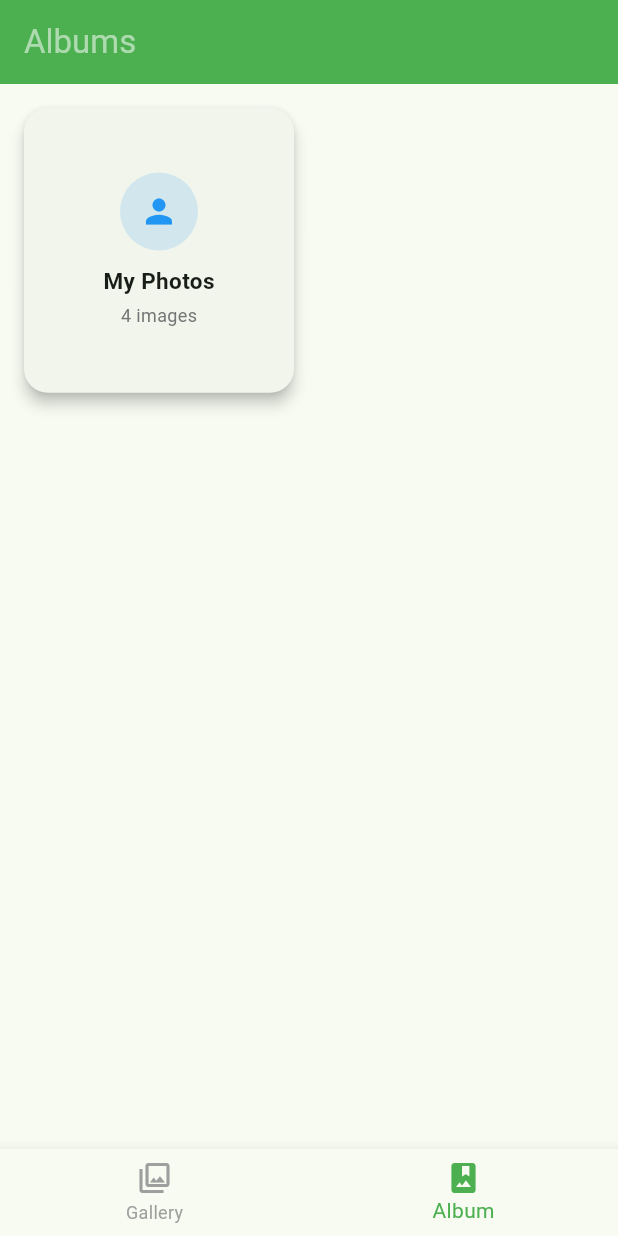
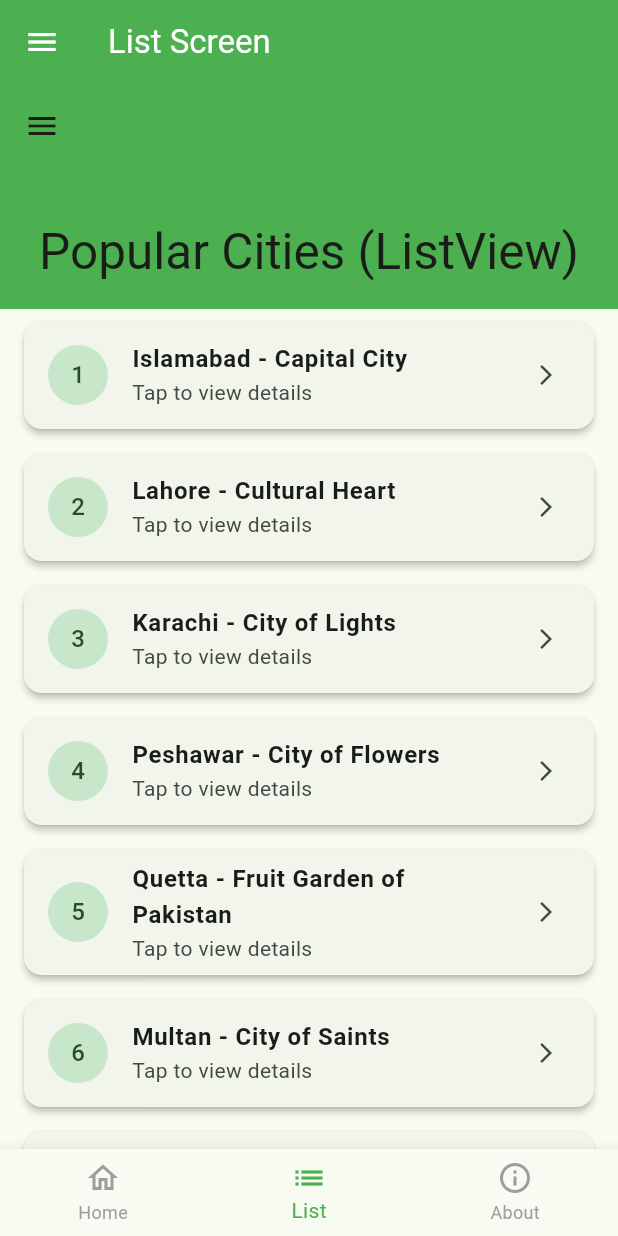
Before and after one commit to MrFaizan44/Week_13_Mobile_Application_Development, a Flutter app: the screen it shows after launch, item 2 of the bottom bar chosen, on a phone screen of 412 x 824 dp. Run offline on Flutter 3.47's test engine with Material 3 defaults, Android fonts, the phone set to English and light mode, and no system bars; network calls fail.

Commit message:
Week 13 class Work

```diff
--- a/lib/main.dart
+++ b/lib/main.dart
@@ -1,8 +1,7 @@
+import 'dart:async';
 import 'package:flutter/material.dart';
 
-void main() {
-  runApp(const MyApp());
-}
+void main() => runApp(const MyApp());
 
 class MyApp extends StatelessWidget {
   const MyApp({super.key});
@@ -11,16 +10,118 @@ class MyApp extends StatelessWidget {
   Widget build(BuildContext context) {
     return MaterialApp(
       debugShowCheckedModeBanner: false,
-      title: 'Photo Gallery',
+      title: 'Flutter Assignment App',
       theme: ThemeData(
         useMaterial3: true,
         colorSchemeSeed: Colors.green,
       ),
-      home: const MainScreen(),
+      home: const SplashScreen(),
     );
   }
 }
 
+// ==========================================
+// 1. SPLASH SCREEN WITH ANIMATION (3 seconds)
+// ==========================================
+class SplashScreen extends StatefulWidget {
+  const SplashScreen({super.key});
+
+  @override
+  State<SplashScreen> createState() => _SplashScreenState();
+}
+
+class _SplashScreenState extends State<SplashScreen>
+    with SingleTickerProviderStateMixin {
+  late AnimationController _controller;
+  late Animation<double> _scaleAnimation;
+  late Animation<double> _fadeAnimation;
+
+  @override
+  void initState() {
+    super.initState();
+
+    _controller = AnimationController(
+      vsync: this,
+      duration: const Duration(seconds: 2),
+    );
+
+    _scaleAnimation = Tween<double>(begin: 0.5, end: 1.0).animate(
+      CurvedAnimation(parent: _controller, curve: Curves.easeOutBack),
+    );
+
+    _fadeAnimation = Tween<double>(begin: 0.0, end: 1.0).animate(
+      CurvedAnimation(parent: _controller, curve: Curves.easeIn),
+    );
+
+    _controller.forward();
+
+    // Navigate to Home Screen after 3 seconds
+    Timer(const Duration(seconds: 3), () {
+      if (mounted) {
+        Navigator.pushReplacement(
+          context,
+          MaterialPageRoute(builder: (context) => const MainScreen()),
+        );
+      }
+    });
+  }
+
+  @override
+  void dispose() {
+    _controller.dispose();
+    super.dispose();
+  }
+
+  @override
+  Widget build(BuildContext context) {
+    return Scaffold(
+      backgroundColor: Colors.green.shade700,
+      body: Center(
+        child: FadeTransition(
+          opacity: _fadeAnimation,
+          child: ScaleTransition(
+            scale: _scaleAnimation,
+            child: Column(
+              mainAxisAlignment: MainAxisAlignment.center,
+              children: const [
+                CircleAvatar(
+                  radius: 50,
+                  backgroundColor: Colors.white,
+                  child: Icon(
+                    Icons.school,
+                    size: 50,
+                    color: Colors.green,
+                  ),
+                ),
+                SizedBox(height: 20),
+                Text(
+                  'Riphah University Assignment',
+                  style: TextStyle(
+                    color: Colors.white,
+                    fontSize: 22,
+                    fontWeight: FontWeight.bold,
+                  ),
+                ),
+                SizedBox(height: 10),
+                Text(
+                  'Loading Application...',
+                  style: TextStyle(
+                    color: Colors.white70,
+                    fontSize: 14,
+                  ),
+                ),
+              ],
+            ),
+          ),
+        ),
+      ),
+    );
+  }
+}
+
+// ==========================================
+// 2. MAIN SCREEN WITH BOTTOM NAV & DRAWER
+// ==========================================
 class MainScreen extends StatefulWidget {
   const MainScreen({super.key});
 
@@ -31,17 +132,82 @@ class MainScreen extends StatefulWidget {
 class _MainScreenState extends State<MainScreen> {
   int _currentIndex = 0;
 
-  final List<Widget> _pages = const [
-    GalleryPage(),
-    AlbumPage(),
+  final List<Widget> _screens = const [
+    HomeScreen(),
+    ListScreen(),
+    AboutScreen(),
   ];
+
+  void _openPage(BuildContext context, Widget page) {
+    Navigator.pop(context); // Close drawer
+    Navigator.push(
+      context,
+      MaterialPageRoute(builder: (context) => page),
+    );
+  }
 
   @override
   Widget build(BuildContext context) {
     return Scaffold(
+      appBar: AppBar(
+        title: Text(
+          _currentIndex == 0
+              ? 'Home Screen'
+              : _currentIndex == 1
+                  ? 'List Screen'
+                  : 'About Screen',
+        ),
+        backgroundColor: Colors.green,
+        foregroundColor: Colors.white,
+      ),
+      drawer: Drawer(
+        child: ListView(
+          padding: EdgeInsets.zero,
+          children: [
+            const UserAccountsDrawerHeader(
+              accountName: Text('Student'),
+              accountEmail: Text('student@example.com'),
+              currentAccountPicture: CircleAvatar(
+                child: Icon(Icons.person, size: 35),
+              ),
+              decoration: BoxDecoration(color: Colors.green),
+            ),
+            ListTile(
+              leading: const Icon(Icons.home),
+              title: const Text('Home Screen'),
+              onTap: () {
+                Navigator.pop(context);
+                setState(() => _currentIndex = 0);
+              },
+            ),
+            ListTile(
+              leading: const Icon(Icons.list),
+              title: const Text('List Screen'),
+              onTap: () {
+                Navigator.pop(context);
+                setState(() => _currentIndex = 1);
+              },
+            ),
+            ListTile(
+              leading: const Icon(Icons.info),
+              title: const Text('About Screen'),
+              onTap: () {
+                Navigator.pop(context);
+                setState(() => _currentIndex = 2);
+              },
+            ),
+            const Divider(),
+            ListTile(
+              leading: const Icon(Icons.settings),
+              title: const Text('Settings'),
+              onTap: () => _openPage(context, const SimplePage(title: 'Settings')),
+            ),
+          ],
+        ),
+      ),
       body: IndexedStack(
         index: _currentIndex,
-        children: _pages,
+        children: _screens,
       ),
       bottomNavigationBar: BottomNavigationBar(
         currentIndex: _currentIndex,
@@ -54,14 +220,19 @@ class _MainScreenState extends State<MainScreen> {
         },
         items: const [
           BottomNavigationBarItem(
-            icon: Icon(Icons.photo_library_outlined),
-            activeIcon: Icon(Icons.photo_library),
-            label: 'Gallery',
+            icon: Icon(Icons.home_outlined),
+            activeIcon: Icon(Icons.home),
+            label: 'Home',
           ),
           BottomNavigationBarItem(
-            icon: Icon(Icons.photo_album_outlined),
-            activeIcon: Icon(Icons.photo_album),
-            label: 'Album',
+            icon: Icon(Icons.list_outlined),
+            activeIcon: Icon(Icons.list),
+            label: 'List',
+          ),
+          BottomNavigationBarItem(
+            icon: Icon(Icons.info_outline),
+            activeIcon: Icon(Icons.info),
+            label: 'About',
           ),
         ],
       ),
@@ -69,277 +240,258 @@ class _MainScreenState extends State<MainScreen> {
   }
 }
 
-class GalleryPage extends StatelessWidget {
-  const GalleryPage({super.key});
-
-  final List<String> images = const [
-    'assets/images/my image1.png',
-    'assets/images/image2.png',
-    'assets/images/photo3.png',
-    'assets/images/photo4.png',
-  ];
+// ==========================================
+// 3. HOME SCREEN
+// ==========================================
+class HomeScreen extends StatelessWidget {
+  const HomeScreen({super.key});
 
   @override
   Widget build(BuildContext context) {
-    return Scaffold(
-      appBar: AppBar(
-        title: const Text('My Photo Gallery'),
-        backgroundColor: Colors.green,
-        foregroundColor: Colors.white,
-      ),
-      body: GridView.builder(
-        padding: const EdgeInsets.all(12),
-        itemCount: images.length,
-        gridDelegate: const SliverGridDelegateWithFixedCrossAxisCount(
-          crossAxisCount: 2,
-          crossAxisSpacing: 12,
-          mainAxisSpacing: 12,
-        ),
-        itemBuilder: (context, index) {
-          final isNetwork = images[index].startsWith('http');
-          final heroTag = 'gallery-$index';
-
-          return GestureDetector(
-            onTap: () {
-              Navigator.push(
-                context,
-                MaterialPageRoute(
-                  builder: (context) => SingleImageDetailPage(
-                    imagePath: images[index],
-                    heroTag: heroTag,
-                  ),
-                ),
-              );
-            },
-            child: Hero(
-              tag: heroTag,
-              child: ClipRRect(
-                borderRadius: BorderRadius.circular(12),
-                child: isNetwork
-                    ? Image.network(
-                        images[index],
-                        fit: BoxFit.cover,
-                      )
-                    : Image.asset(
-                        images[index],
-                        fit: BoxFit.cover,
-                      ),
+    return Center(
+      child: Padding(
+        padding: const EdgeInsets.all(24.0),
+        child: Column(
+          mainAxisAlignment: MainAxisAlignment.center,
+          children: [
+            const Icon(Icons.dashboard, size: 80, color: Colors.green),
+            const SizedBox(height: 20),
+            const Text(
+              'Welcome to Home Screen',
+              style: TextStyle(fontSize: 24, fontWeight: FontWeight.bold),
+            ),
+            const SizedBox(height: 12),
+            const Text(
+              'Explore the List Screen for scrollable items or the About Screen for photo grids.',
+              textAlign: TextAlign.center,
+              style: TextStyle(fontSize: 16, color: Colors.grey),
+            ),
+            const SizedBox(height: 30),
+            ElevatedButton.icon(
+              style: ElevatedButton.styleFrom(
+                backgroundColor: Colors.green,
+                foregroundColor: Colors.white,
               ),
+              onPressed: () {
+                Navigator.push(
+                  context,
+                  MaterialPageRoute(builder: (context) => const SimplePage(title: 'Extra Detail Page')),
+                );
+              },
+              icon: const Icon(Icons.arrow_forward),
+              label: const Text('Go to Detail Screen'),
             ),
-          );
-        },
-      ),
-    );
-  }
-}
-
-class SingleImageDetailPage extends StatelessWidget {
-  final String imagePath;
-  final String heroTag;
-
-  const SingleImageDetailPage({
-    super.key,
-    required this.imagePath,
-    required this.heroTag,
-  });
-
-  @override
-  Widget build(BuildContext context) {
-    final isNetwork = imagePath.startsWith('http');
-
-    return Scaffold(
-      backgroundColor: Colors.black,
-      appBar: AppBar(
-        backgroundColor: Colors.black,
-        foregroundColor: Colors.white,
-      ),
-      body: Center(
-        child: GestureDetector(
-          onTap: () => Navigator.pop(context),
-          child: Hero(
-            tag: heroTag,
-            child: InteractiveViewer(
-              child: isNetwork
-                  ? Image.network(
-                      imagePath,
-                      fit: BoxFit.contain,
-                    )
-                  : Image.asset(
-                      imagePath,
-                      fit: BoxFit.contain,
-                    ),
-            ),
-          ),
+          ],
         ),
       ),
     );
   }
 }
 
-class AlbumModel {
-  final String name;
-  final IconData icon;
-  final Color color;
-  final List<String> images;
+// ==========================================
+// 4. LIST SCREEN (ListView + SliverAppBar Bonus)
+// ==========================================
+class ListScreen extends StatelessWidget {
+  const ListScreen({super.key});
 
-  const AlbumModel({
-    required this.name,
-    required this.icon,
-    required this.color,
-    required this.images,
-  });
+  final List<String> cities = const [
+    'Islamabad - Capital City',
+    'Lahore - Cultural Heart',
+    'Karachi - City of Lights',
+    'Peshawar - City of Flowers',
+    'Quetta - Fruit Garden of Pakistan',
+    'Multan - City of Saints',
+    'Faisalabad - Manchester of Pakistan',
+    'Rawalpindi - Garrison City',
+    'Murree - Queen of Hills',
+    'Skardu - Gateway to K2',
+  ];
+
+  @override
+  Widget build(BuildContext context) {
+    return CustomScrollView(
+      slivers: [
+        SliverAppBar(
+          expandedHeight: 150.0,
+          floating: false,
+          pinned: true,
+          backgroundColor: Colors.green,
+          flexibleSpace: const FlexibleSpaceBar(
+            title: Text('Popular Cities (ListView)'),
+            centerTitle: true,
+          ),
+        ),
+        SliverList(
+          delegate: SliverChildBuilderDelegate(
+            (context, index) {
+              return Card(
+                margin: const EdgeInsets.symmetric(horizontal: 16, vertical: 8),
+                elevation: 2,
+                child: ListTile(
+                  leading: CircleAvatar(
+                    backgroundColor: Colors.green.shade100,
+                    child: Text('${index + 1}'),
+                  ),
+                  title: Text(
+                    cities[index],
+                    style: const TextStyle(fontWeight: FontWeight.bold),
+                  ),
+                  subtitle: const Text('Tap to view details'),
+                  trailing: const Icon(Icons.arrow_forward_ios, size: 16),
+                  onTap: () {
+                    Navigator.push(
+                      context,
+                      MaterialPageRoute(
+                        builder: (context) => SimplePage(title: cities[index]),
+                      ),
+                    );
+                  },
+                ),
+              );
+            },
+            childCount: cities.length,
+          ),
+        ),
+      ],
+    );
+  }
 }
 
-class AlbumPage extends StatelessWidget {
-  const AlbumPage({super.key});
+// ==========================================
+// 5. ABOUT SCREEN (GridView with 6 Items & Captions)
+// ==========================================
+class AboutScreen extends StatelessWidget {
+  const AboutScreen({super.key});
 
-  final List<AlbumModel> albums = const [
-    AlbumModel(
-      name: 'My Photos',
-      icon: Icons.person,
-      color: Colors.blue,
-      images: [
-        'assets/images/my image1.png',
-        'assets/images/image2.png',
-        'assets/images/photo3.png',
-        'assets/images/photo4.png',
-      ],
-    ),
+  final List<Map<String, String>> gridItems = const [
+    {
+      'image': 'assets/images/my image1.png',
+      'caption': 'Nature Landscape',
+    },
+    {
+      'image': 'assets/images/image2.png',
+      'caption': 'Mountain River',
+    },
+    {
+      'image': 'assets/images/photo3.png',
+      'caption': 'Waterfall View',
+    },
+    {
+      'image': 'assets/images/photo4.png',
+      'caption': 'Beach Sunset',
+    },
+    {
+      'image': 'https://picsum.photos/id/1015/600/600',
+      'caption': 'River Valley',
+    },
+    {
+      'image': 'https://picsum.photos/id/1018/600/600',
+      'caption': 'Pine Forest',
+    },
   ];
 
   @override
   Widget build(BuildContext context) {
     return Scaffold(
-      appBar: AppBar(
-        title: const Text('Albums'),
-        backgroundColor: Colors.green,
-        foregroundColor: Colors.white54,
-      ),
-      body: GridView.builder(
-        padding: const EdgeInsets.all(12),
-        itemCount: albums.length,
-        gridDelegate: const SliverGridDelegateWithFixedCrossAxisCount(
-          crossAxisCount: 2,
-          crossAxisSpacing: 12,
-          mainAxisSpacing: 12,
-          childAspectRatio: 0.95,
-        ),
-        itemBuilder: (context, index) {
-          final album = albums[index];
-          return Card(
-            elevation: 4,
-            shape: RoundedRectangleBorder(
-              borderRadius: BorderRadius.circular(16),
-            ),
-            child: InkWell(
-              borderRadius: BorderRadius.circular(16),
-              onTap: () {
-                Navigator.push(
-                  context,
-                  MaterialPageRoute(
-                    builder: (context) => AlbumDetailScreen(album: album),
+      body: Padding(
+        padding: const EdgeInsets.all(12.0),
+        child: GridView.builder(
+          itemCount: gridItems.length,
+          gridDelegate: const SliverGridDelegateWithFixedCrossAxisCount(
+            crossAxisCount: 2,
+            crossAxisSpacing: 12,
+            mainAxisSpacing: 12,
+            childAspectRatio: 0.85,
+          ),
+          itemBuilder: (context, index) {
+            final item = gridItems[index];
+            final imagePath = item['image']!;
+            final caption = item['caption']!;
+            final isNetwork = imagePath.startsWith('http');
+
+            return Card(
+              elevation: 4,
+              shape: RoundedRectangleBorder(
+                borderRadius: BorderRadius.circular(16),
+              ),
+              clipBehavior: Clip.antiAlias,
+              child: Column(
+                crossAxisAlignment: CrossAxisAlignment.stretch,
+                children: [
+                  Expanded(
+                    child: isNetwork
+                        ? Image.network(imagePath, fit: BoxFit.cover)
+                        : Image.asset(imagePath, fit: BoxFit.cover),
                   ),
-                );
-              },
-              child: Padding(
-                padding: const EdgeInsets.all(12.0),
-                child: Column(
-                  mainAxisAlignment: MainAxisAlignment.center,
-                  children: [
-                    CircleAvatar(
-                      radius: 26,
-                      backgroundColor: album.color.withValues(alpha: 0.15),
-                      child: Icon(
-                        album.icon,
-                        size: 26,
-                        color: album.color,
-                      ),
-                    ),
-                    const SizedBox(height: 10),
-                    Text(
-                      album.name,
+                  Container(
+                    padding: const EdgeInsets.all(8),
+                    color: Colors.white,
+                    child: Text(
+                      caption,
                       style: const TextStyle(
                         fontWeight: FontWeight.bold,
-                        fontSize: 15,
+                        fontSize: 14,
                       ),
+                      textAlign: TextAlign.center,
                     ),
-                    const SizedBox(height: 4),
-                    Text(
-                      '${album.images.length} images',
-                      style: TextStyle(
-                        color: Colors.grey.shade600,
-                        fontSize: 12,
-                      ),
-                    ),
-                  ],
-                ),
+                  ),
+                ],
               ),
-            ),
-          );
-        },
+            );
+          },
+        ),
       ),
     );
   }
 }
 
-class AlbumDetailScreen extends StatelessWidget {
-  final AlbumModel album;
-
-  const AlbumDetailScreen({
-    super.key,
-    required this.album,
-  });
+// ==========================================
+// 6. SIMPLE PAGE FOR NAVIGATION PUSH/POP
+// ==========================================
+class SimplePage extends StatelessWidget {
+  final String title;
+  const SimplePage({super.key, required this.title});
 
   @override
   Widget build(BuildContext context) {
     return Scaffold(
       appBar: AppBar(
-        title: Text(album.name),
+        title: Text(title),
         backgroundColor: Colors.green,
         foregroundColor: Colors.white,
       ),
-      body: GridView.builder(
-        padding: const EdgeInsets.all(12),
-        itemCount: album.images.length,
-        gridDelegate: const SliverGridDelegateWithFixedCrossAxisCount(
-          crossAxisCount: 2,
-          crossAxisSpacing: 12,
-          mainAxisSpacing: 12,
-        ),
-        itemBuilder: (context, index) {
-          final imagePath = album.images[index];
-          final isNetwork = imagePath.startsWith('http');
-          final heroTag = 'album-${album.name}-$index';
-
-          return GestureDetector(
-            onTap: () {
-              Navigator.push(
-                context,
-                MaterialPageRoute(
-                  builder: (context) => SingleImageDetailPage(
-                    imagePath: imagePath,
-                    heroTag: heroTag,
+      body: Padding(
+        padding: const EdgeInsets.all(16.0),
+        child: title == 'Reminders'
+            ? ListView(
+                children: const [
+                  Card(
+                    elevation: 3,
+                    child: ListTile(
+                      leading: Icon(Icons.add_alarm),
+                      title: Text("Alarm"),
+                      subtitle: Text("Alarm at 10 o'clock"),
+                      trailing: Icon(Icons.access_alarm),
+                    ),
                   ),
+                ],
+              )
+            : Center(
+                child: Column(
+                  mainAxisAlignment: MainAxisAlignment.center,
+                  children: [
+                    Text(
+                      '$title Details',
+                      style: const TextStyle(fontSize: 24, fontWeight: FontWeight.bold),
+                    ),
+                    const SizedBox(height: 20),
+                    ElevatedButton(
+                      onPressed: () => Navigator.pop(context),
+                      child: const Text('Go Back'),
+                    ),
+                  ],
                 ),
-              );
-            },
-            child: Hero(
-              tag: heroTag,
-              child: ClipRRect(
-                borderRadius: BorderRadius.circular(12),
-                child: isNetwork
-                    ? Image.network(
-                        imagePath,
-                        fit: BoxFit.cover,
-                      )
-                    : Image.asset(
-                        imagePath,
-                        fit: BoxFit.cover,
-                      ),
               ),
-            ),
-          );
-        },
       ),
     );
   }
```
